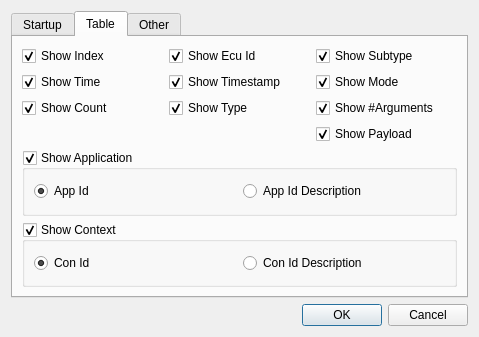
Above: src/settingsdialog.ui from COVESA/dlt-viewer before the change. Below: the same form after it.
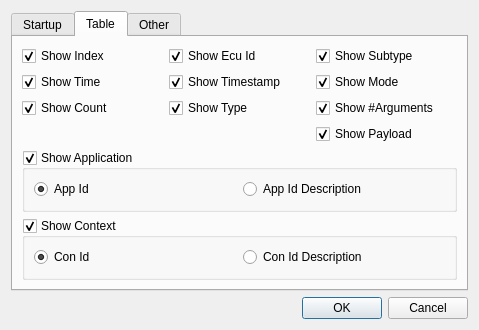
That is the form after the change. Icons and pictures are not drawn.

Commit message: Fixed bug: set background color of marker when loading filters. Improved ui in settings and sarchdialog in windows.

What changed in the file:
```diff
--- a/src/settingsdialog.ui
+++ b/src/settingsdialog.ui
@@ -7,7 +7,7 @@
     <x>0</x>
     <y>0</y>
     <width>479</width>
-    <height>337</height>
+    <height>302</height>
    </rect>
   </property>
   <property name="windowTitle">
```
The commit also changes 6 other files.
